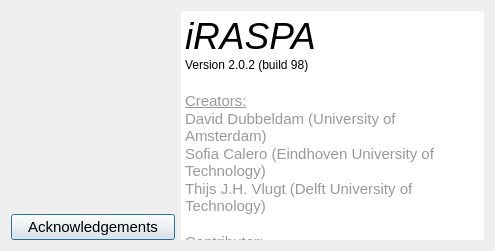
First picture: the form in iraspa/iraspagui/aboutdialog.ui, repository iRASPA/iRASPA-QT, before the edit.
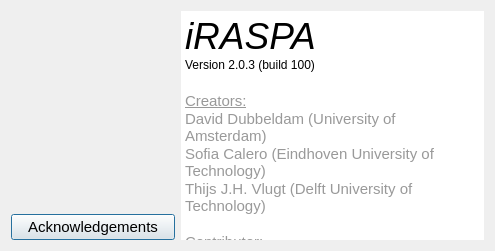
Second picture: the form after the edit. Icons and pictures are not drawn.

Patch:
```diff
--- a/iraspa/iraspagui/aboutdialog.ui
+++ b/iraspa/iraspagui/aboutdialog.ui
@@ -130,7 +130,7 @@
 p, li { white-space: pre-wrap; }
 &lt;/style&gt;&lt;/head&gt;&lt;body style=&quot; font-family:'.AppleSystemUIFont'; font-size:13pt; font-weight:400; font-style:normal;&quot;&gt;
 &lt;p style=&quot; margin-top:0px; margin-bottom:0px; margin-left:0px; margin-right:0px; -qt-block-indent:0; text-indent:0px;&quot;&gt;&lt;span style=&quot; font-family:'.SF NS Text'; font-size:28pt; font-style:italic;&quot;&gt;iRASPA&lt;/span&gt;&lt;/p&gt;
-&lt;p style=&quot; margin-top:0px; margin-bottom:0px; margin-left:0px; margin-right:0px; -qt-block-indent:0; text-indent:0px;&quot;&gt;&lt;span style=&quot; font-family:'.SF NS Text'; font-size:9pt;&quot;&gt;Version 2.0.2 (build 98)&lt;/span&gt;&lt;/p&gt;
+&lt;p style=&quot; margin-top:0px; margin-bottom:0px; margin-left:0px; margin-right:0px; -qt-block-indent:0; text-indent:0px;&quot;&gt;&lt;span style=&quot; font-family:'.SF NS Text'; font-size:9pt;&quot;&gt;Version 2.0.3 (build 100)&lt;/span&gt;&lt;/p&gt;
 &lt;p style=&quot;-qt-paragraph-type:empty; margin-top:0px; margin-bottom:0px; margin-left:0px; margin-right:0px; -qt-block-indent:0; text-indent:0px; font-family:'.SF NS Text';&quot;&gt;&lt;br /&gt;&lt;/p&gt;
 &lt;p style=&quot; margin-top:0px; margin-bottom:0px; margin-left:0px; margin-right:0px; -qt-block-indent:0; text-indent:0px;&quot;&gt;&lt;span style=&quot; font-family:'.SF NS Text'; font-size:11pt; text-decoration: underline; color:#999999;&quot;&gt;Creators:&lt;/span&gt;&lt;/p&gt;
 &lt;p style=&quot; margin-top:0px; margin-bottom:0px; margin-left:0px; margin-right:0px; -qt-block-indent:0; text-indent:0px;&quot;&gt;&lt;span style=&quot; font-family:'.SF NS Text'; font-size:11pt; color:#999999;&quot;&gt;David Dubbeldam (University of Amsterdam)&lt;/span&gt;&lt;/p&gt;
```
